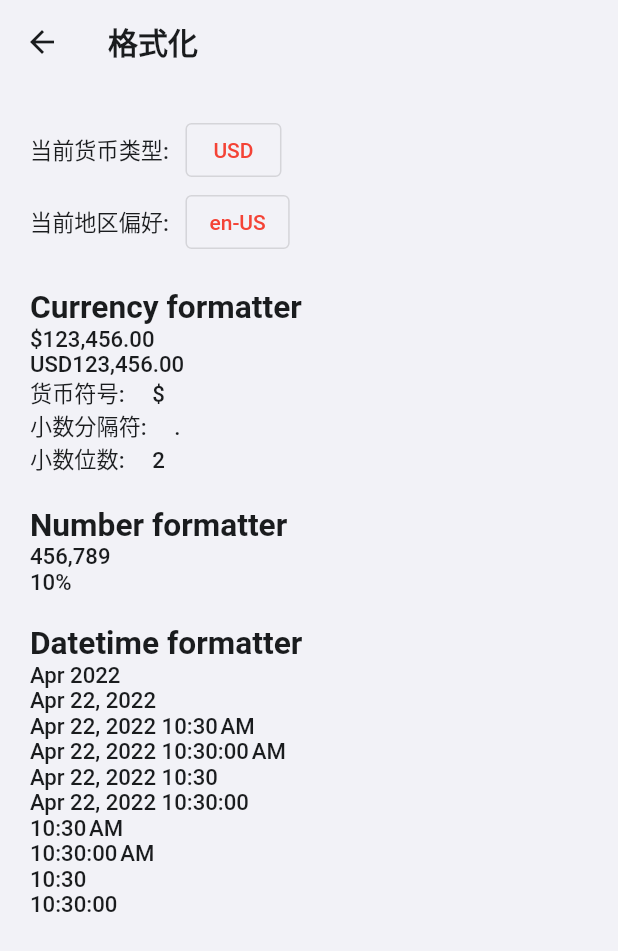
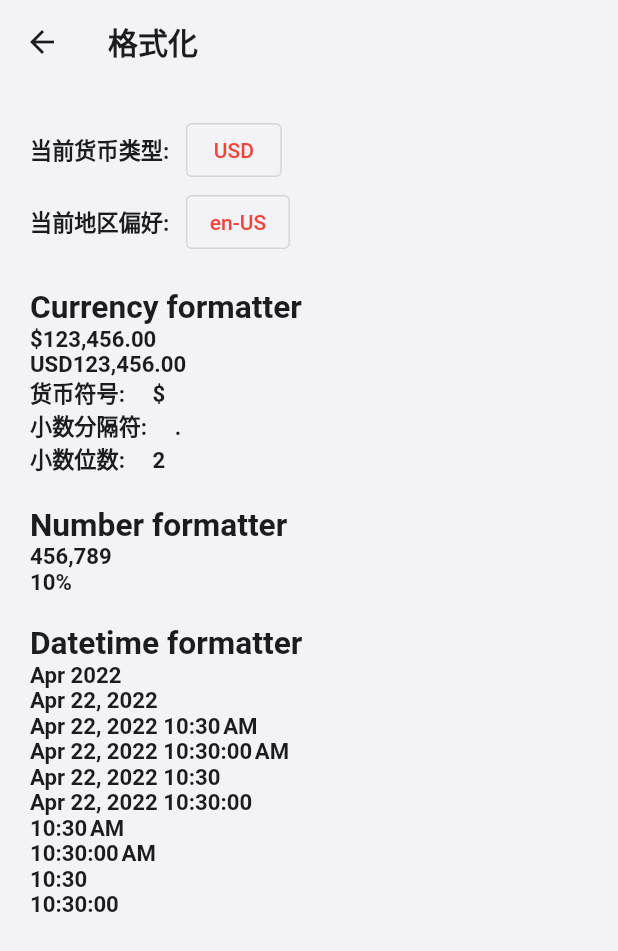
Before and after one commit to cctangwen/wise_util, a Flutter app: the FormatterPage screen opened by its route, on a phone screen of 412 x 824 dp. Shown: the top 951 px of the screen. Run offline on Flutter 3.47's test engine with Material 2 defaults, Android fonts, the phone set to English and light mode, and no system bars; our stand-ins replace cached_network_image, dio, flutter_form_builder, fluttertoast, get, grouped_list and 6 more; missing offline and left inert: app_installer; accounts and stored records are empty; generated files the repository leaves out were written again; network calls fail; Roboto replaces fonts that are missing (Regular).

Commit message:
Update wise_style.dart

```diff
--- a/lib/res/wise_style.dart
+++ b/lib/res/wise_style.dart
@@ -44,21 +44,21 @@ class WiseStyle {
       fontFamily: 'Regular',
       color: Get.isDarkMode ? Color(0xFFE2E2E5) : Color(0xFF1A1C1E),
       fontSize: 16.0.sp,
-      fontWeight: FontWeight.w500);
+      fontWeight: FontWeight.w600);
 
   ///中号正文Body-适配深色模式
   static TextStyle textStyleMediumBody() => TextStyle(
       fontFamily: 'Regular',
       color: Get.isDarkMode ? Color(0xFFE2E2E5) : Color(0xFF1A1C1E),
       fontSize: 14.0.sp,
-      fontWeight: FontWeight.w500);
+      fontWeight: FontWeight.w600);
 
   ///小号正文Body-适配深色模式
   static TextStyle textStyleSmallBody() => TextStyle(
       fontFamily: 'Regular',
       color: Get.isDarkMode ? Color(0xFFE2E2E5) : Color(0xFF1A1C1E),
       fontSize: 12.0.sp,
-      fontWeight: FontWeight.w500);
+      fontWeight: FontWeight.w600);
 
   ///大号标签Label-适配深色模式
   static TextStyle textStyleLargeLabel() => TextStyle(
```
